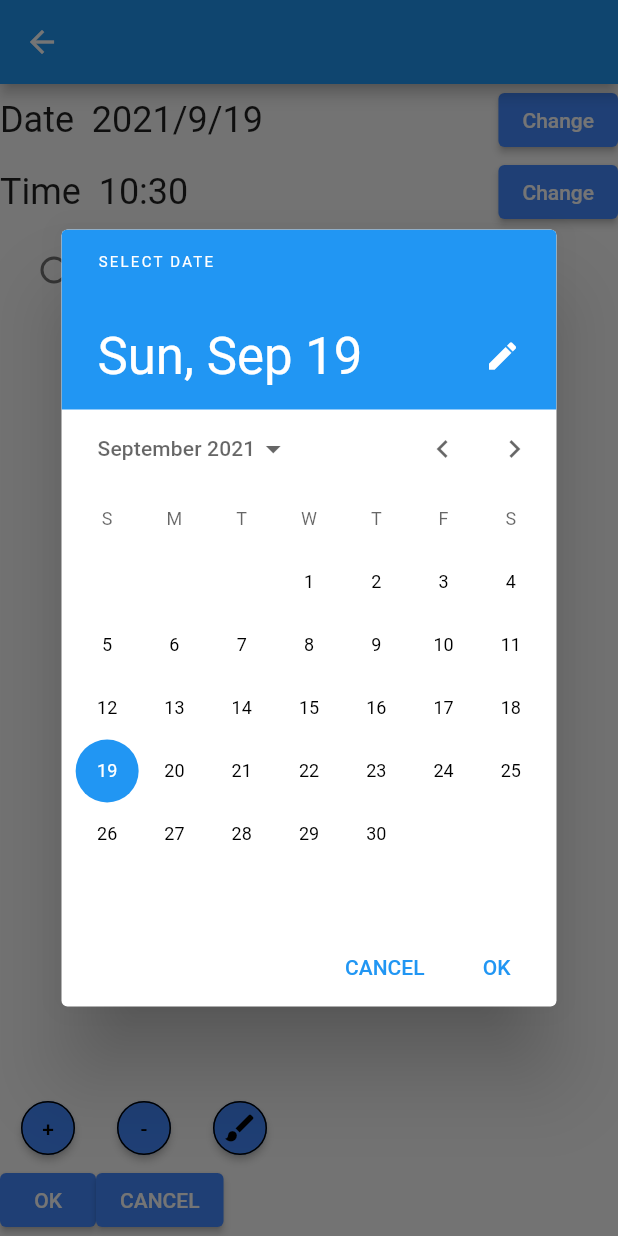
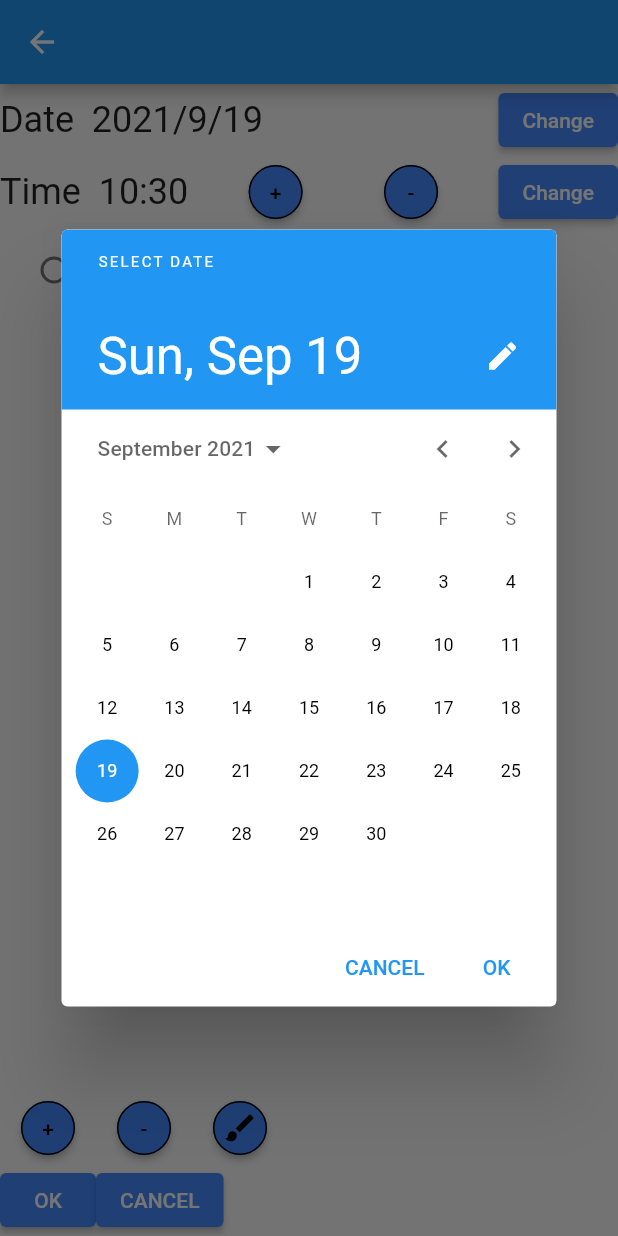
Before and after one commit to nyantarte/flutter_money_book, a Flutter app: the EditTransactionList screen opened directly with empty values, after a tap on "Change", on a phone screen of 412 x 824 dp. Run offline on Flutter 3.47's test engine with Material 2 defaults, Android fonts, the phone set to English and light mode, and no system bars; our stand-ins replace permission_handler, sqflite; accounts and stored records are empty.

```diff
--- a/lib/dailyTransactionList.dart
+++ b/lib/dailyTransactionList.dart
@@ -146,7 +146,7 @@ class DailyTransactionState extends State<DailyTransactionList> {
                               controlAffinity: ListTileControlAffinity.leading,
                               title: Text(this.m_dailyData[i - 2].toString(),
                                   style: MyApp.globalTextStyle),
-                              value: i,
+                              value: i-2,
                               groupValue: this.m_selectedData,
                               onChanged: _handleDataSelect,
                             );
@@ -177,6 +177,7 @@ class DailyTransactionState extends State<DailyTransactionList> {
                     setState(() {
                       if (null != value) {
                         this.m_targetDate = value;
+                        developer.log("return date ${value.toString()}");
                       }
                     }));
               },
@@ -217,6 +218,7 @@ class DailyTransactionState extends State<DailyTransactionList> {
               ),
               onPressed: () {
                 if (-1 != m_selectedData) {
+                  developer.log("Request index ${m_selectedData} data to edit");
                   Navigator.of(context)
                       .push(MaterialPageRoute(builder: (context) {
                     return EditTransactionList(this.m_targetDate,
@@ -225,6 +227,7 @@ class DailyTransactionState extends State<DailyTransactionList> {
                       setState(() {
                         if (null != value) {
                           this.m_targetDate = value;
+                          developer.log("return date ${value.toString()}");
                         }
                       }));
                 }
--- a/lib/editTransactionList.dart
+++ b/lib/editTransactionList.dart
@@ -7,34 +7,36 @@ import 'package:intl/date_symbol_data_local.dart';
 import 'package:intl/intl.dart';
 import 'package:flutter_money_book/editTransaction.dart';
 import 'package:uuid/uuid.dart';
+import 'dart:developer' as developer;
+
 class EditTransactionList extends StatefulWidget {
   DateTime m_targetDate;
-  List<TransactionData> m_targetData=[];
-  EditTransactionList(this.m_targetDate,TransactionData? d) : super(){
-    if(null!=d){
-      m_targetData.add(d);
+  List<TransactionData> m_targetData = [];
+
+  EditTransactionList(this.m_targetDate, TransactionData? d) : super() {
+    if (null != d) {
+      m_targetData.add(d.clone());
     }
   }
 
   @override
   EditTransactionListState createState() =>
-      EditTransactionListState(this.m_targetDate,this.m_targetData);
+      EditTransactionListState(this.m_targetDate, this.m_targetData);
 }
 
 class EditTransactionListState extends State<EditTransactionList> {
   DateTime m_targetDate;
   List<TransactionData> m_targetData = [];
-  int m_selectedData=-1;
+  int m_selectedData = -1;
 
-  EditTransactionListState(this.m_targetDate,this.m_targetData){
-    if(0<this.m_targetData.length){
-      this.m_targetDate=this.m_targetData[0].m_transDate;
+  EditTransactionListState(this.m_targetDate, this.m_targetData) {
+    if (0 < this.m_targetData.length) {
+      this.m_targetDate = this.m_targetData[0].m_transDate;
     }
   }
 
   @override
   Widget build(BuildContext context) {
-
     return Scaffold(
         appBar: AppBar(
           title: Text(""),
@@ -43,59 +45,28 @@ class EditTransactionListState extends State<EditTransactionList> {
           children: [
             Row(mainAxisAlignment: MainAxisAlignment.spaceBetween, children: [
               Text("Date  ${(DateFormat("y/M/d")).format(this.m_targetDate)}",
-                  style:  MyApp.globalTextStyle,
-                  textAlign: TextAlign.left),
+                  style: MyApp.globalTextStyle, textAlign: TextAlign.left),
               ElevatedButton(
                 child: const Text('Change'),
                 style: ElevatedButton.styleFrom(
                   primary: Colors.blueAccent,
                   onPrimary: Colors.white,
                 ),
-                onPressed: () {
-                  showDatePicker(
-                          context: context,
-                          initialDate: this.m_targetDate,
-                          firstDate: DateTime(2000),
-                          lastDate: DateTime(2100))
-                      .then((value) => _setDate(value ?? DateTime.now()));
+                onPressed: () async {
+                  var pickDate = await showDatePicker(
+                      context: context,
+                      initialDate: this.m_targetDate,
+                      firstDate: DateTime(2000),
+                      lastDate: DateTime(2100));
+                  if (null != pickDate) {
+                    _setDate(pickDate);
+                  }
                 },
               )
             ]),
             Row(mainAxisAlignment: MainAxisAlignment.spaceBetween, children: [
               Text("Time  ${(DateFormat.Hm()).format(this.m_targetDate)}",
-                  style:MyApp.globalTextStyle,
-                  textAlign: TextAlign.left),
-              ElevatedButton(
-                child: const Text('Change'),
-                style: ElevatedButton.styleFrom(
-                  primary: Colors.blueAccent,
-                  onPrimary: Colors.white,
-                ),
-                onPressed: () {
-                  showTimePicker(
-                          context: context,
-                          initialTime: TimeOfDay(
-                              hour: this.m_targetDate.hour,
-                              minute: this.m_targetDate.minute))
-                      .then((value) => _setTimeOfDay(value ?? TimeOfDay.now()));
-                },
-              ),
-            ]),
-            Expanded(
-                child: ListView.builder(
-                    itemCount: this.m_targetData.length,
-                    itemBuilder: (context, i) {
-                      return new RadioListTile(
-                        activeColor: Colors.blue,
-                        controlAffinity: ListTileControlAffinity.leading,
-                        title: Text("${this.m_targetData[i].toString()}",style:MyApp.globalTextStyle),
-                        value: i,
-                        groupValue: m_selectedData,
-                        onChanged: _handleDataSelect,
-                      );
-                    })),
-            Row(children: [
-
+                  style: MyApp.globalTextStyle, textAlign: TextAlign.left),
               ElevatedButton(
                 child: const Text('+'),
                 style: ElevatedButton.styleFrom(
@@ -110,14 +81,88 @@ class EditTransactionListState extends State<EditTransactionList> {
                   ),
                 ),
                 onPressed: () {
-                  this.m_selectedData=-1;
+                  var tod = TimeOfDay(
+                      hour: this.m_targetDate.hour,
+                      minute: (this.m_targetDate.minute + 1) % 60);
+                  _setTimeOfDay(tod);
+                },
+              ),
+              ElevatedButton(
+                child: const Text('-'),
+                style: ElevatedButton.styleFrom(
+                  primary: Colors.blueAccent,
+                  onPrimary: Colors.black,
+                  shape: const CircleBorder(
+                    side: BorderSide(
+                      color: Colors.black,
+                      width: 1,
+                      style: BorderStyle.solid,
+                    ),
+                  ),
+                ),
+                onPressed: () async {
+                  var tod = TimeOfDay(
+                      hour: this.m_targetDate.hour,
+                      minute: (this.m_targetDate.minute + 59) % 60);
+                  _setTimeOfDay(tod);
+                },
+              ),
+              ElevatedButton(
+                child: const Text('Change'),
+                style: ElevatedButton.styleFrom(
+                  primary: Colors.blueAccent,
+                  onPrimary: Colors.white,
+                ),
+                onPressed: () async {
+                  var pickTime = await showTimePicker(
+                      context: context,
+                      initialTime: TimeOfDay(
+                          hour: this.m_targetDate.hour,
+                          minute: this.m_targetDate.minute));
+                  if (null != pickTime) {
+                    _setTimeOfDay(pickTime);
+                  }
+                },
+              ),
+            ]),
+            Expanded(
+                child: ListView.builder(
+                    itemCount: this.m_targetData.length,
+                    itemBuilder: (context, i) {
+                      return new RadioListTile(
+                        activeColor: Colors.blue,
+                        controlAffinity: ListTileControlAffinity.leading,
+                        title: Text("${this.m_targetData[i].toString()}",
+                            style: MyApp.globalTextStyle),
+                        value: i,
+                        groupValue: m_selectedData,
+                        onChanged: _handleDataSelect,
+                      );
+                    })),
+            Row(children: [
+              ElevatedButton(
+                child: const Text('+'),
+                style: ElevatedButton.styleFrom(
+                  primary: Colors.blueAccent,
+                  onPrimary: Colors.black,
+                  shape: const CircleBorder(
+                    side: BorderSide(
+                      color: Colors.black,
+                      width: 1,
+                      style: BorderStyle.solid,
+                    ),
+                  ),
+                ),
+                onPressed: () {
+                  this.m_selectedData = -1;
                   Navigator.of(context)
                       .push(MaterialPageRoute(builder: (context) {
                     return EditTransaction(TransactionData.create());
                   })).then((value) => setState(() {
-                    if(value!=null) {
-                      m_targetData.add(value);
-                    }
+                            if (value != null) {
+                              value.m_transDate = this.m_targetDate;
+                              m_targetData.add(value);
+                            }
                           }));
                 },
               ),
@@ -134,20 +179,16 @@ class EditTransactionListState extends State<EditTransactionList> {
                     ),
                   ),
                 ),
-                onPressed: () async{
-                  if(-1!=this.m_selectedData ){
-                    if(""!=this.m_targetData[this.m_selectedData].m_id) {
-                      await
-                      DataManagerFactory.getManager().delete(this
-                          .m_targetData[this.m_selectedData]);
+                onPressed: () async {
+                  if (-1 != this.m_selectedData) {
+                    if ("" != this.m_targetData[this.m_selectedData].m_id) {
+                      await DataManagerFactory.getManager()
+                          .delete(this.m_targetData[this.m_selectedData]);
                     }
                     this.m_targetData.removeAt(this.m_selectedData);
-                    this.m_selectedData=-1;
+                    this.m_selectedData = -1;
 
-                    setState(() {
-
-                    });
-
+                    setState(() {});
                   }
                 },
               ),
@@ -165,15 +206,15 @@ class EditTransactionListState extends State<EditTransactionList> {
                   ),
                 ),
                 onPressed: () {
-                  if(-1!=this.m_selectedData){
+                  if (-1 != this.m_selectedData) {
                     Navigator.of(context)
                         .push(MaterialPageRoute(builder: (context) {
-                      return EditTransaction(this.m_targetData[this.m_selectedData]);
+                      return EditTransaction(
+                          this.m_targetData[this.m_selectedData]);
                     })).then((value) => setState(() {
 
                     }));
                   }
-
                 },
               )
             ]),
@@ -187,12 +228,14 @@ class EditTransactionListState extends State<EditTransactionList> {
                   ),
                   onPressed: () {
                     for (var t in m_targetData) {
+                      t.m_transDate = this.m_targetDate;
                       if (0 == t.m_id.length) {
-                        t.m_id=Uuid().v1();
-                        t.m_transDate=this.m_targetDate;
+                        t.m_id = Uuid().v1();
+
                         DataManagerFactory.getManager().insert(t);
-                      }else{
+                      } else {
                         DataManagerFactory.getManager().update(t);
+                        print("A");
                       }
                     }
                     Navigator.of(context).pop(this.m_targetDate);
@@ -206,7 +249,6 @@ class EditTransactionListState extends State<EditTransactionList> {
                   ),
                   onPressed: () {
                     Navigator.of(context).pop();
-
                   },
                 ),
               ],
@@ -222,16 +264,17 @@ class EditTransactionListState extends State<EditTransactionList> {
     });
   }
 
-  void _setDate(DateTime date) {
+  void _setDate(DateTime nDate) {
     setState(() {
-      this.m_targetDate = DateTime(date.year, date.minute, date.day,
+      this.m_targetDate = DateTime(nDate.year, nDate.month, nDate.day,
           this.m_targetDate.hour, this.m_targetDate.minute);
+
     });
   }
 
   void _handleDataSelect(int? d) {
     setState(() {
-      this.m_selectedData=d??-1;
+      this.m_selectedData = d ?? -1;
     });
   }
 }
--- a/lib/localDataManager.dart
+++ b/lib/localDataManager.dart
@@ -19,7 +19,9 @@ class LocalDataManager implements DataManager {
 
   @override
   Future<void> init() async{
-    await load(DataManagerFactory.moneyBookFileName);
+    if(0==m_data.length) {
+      await load(DataManagerFactory.moneyBookFileName);
+    }
   }
   @override
   Future<void> dispose() async {
@@ -109,6 +111,7 @@ class LocalDataManager implements DataManager {
       var t = this.m_data[i];
       if (t.m_id == d.m_id) {
         this.m_data[i] = d;
+        developer.log("Updating transaction ${t.m_id} ${d.toString()}");
       }
     }
   }
--- a/lib/sqliteDataManager.dart
+++ b/lib/sqliteDataManager.dart
@@ -115,7 +115,7 @@ class SqliteDataManager implements DataManager {
       res.add(genTransactionData(t));
     }
 
-    developer.log("${res.length} transaction items has found from ${beginDate.toString()} to ${endDate.toString}",
+    developer.log("${res.length} transaction items has found from ${beginDate.toString()} to ${endDate.toString()}",
         name: "${this.runtimeType.toString()}.getTransactionByData");
     return Future.value(res);
 
@@ -130,7 +130,7 @@ class SqliteDataManager implements DataManager {
     final note = map["note"] ?? "";
     return TransactionData(
         id,
-        DateTime.fromMillisecondsSinceEpoch(tDate, isUtc: true),
+        DateTime.fromMillisecondsSinceEpoch(tDate, isUtc: false),
         method,
         usage,
         value,
--- a/lib/transactionData.dart
+++ b/lib/transactionData.dart
@@ -30,6 +30,10 @@ class TransactionData{
     return "${this.m_id},${this.m_transDate.year}/${this.m_transDate.month}/${this.m_transDate.day} ${this.m_transDate.hour}:${this.m_transDate.minute},${this.m_method},${this.m_usage},${this.m_value},${this.m_note}";
 
   }
+
+  TransactionData clone(){
+    return TransactionData(this.m_id,this.m_transDate,this.m_method,this.m_usage,this.m_value,this.m_note);
+  }
   static TransactionData create(){
 
     return TransactionData("", DateTime.now(), "", "", 0, "");
```
Also changed, not shown: 2 other files.
